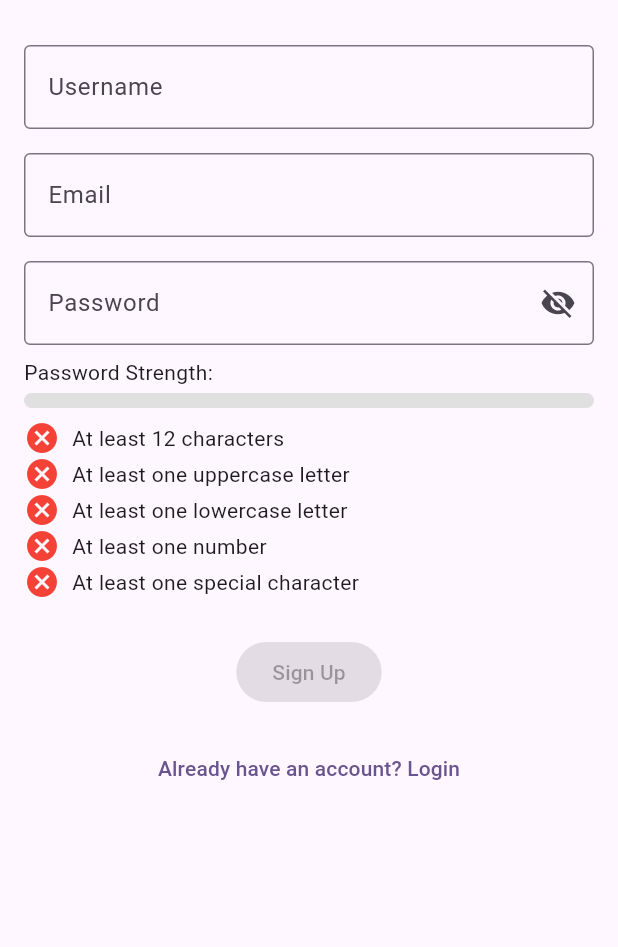
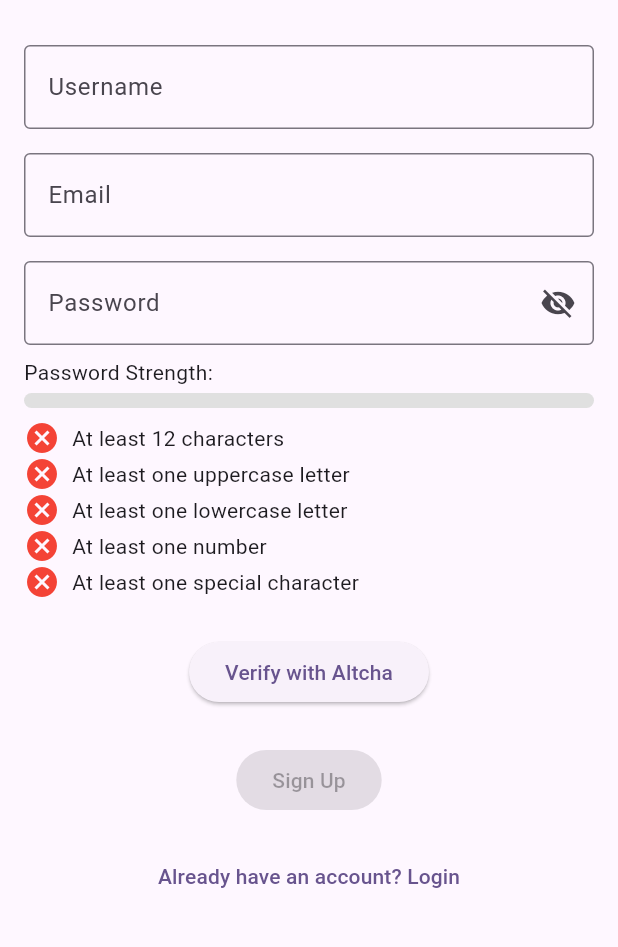
Before and after one commit to trebeljahr/wherearemyfriends.info, a Flutter app: the screen it shows after launch, in the side drawer, after a tap on "Sign Up", on a phone screen of 412 x 824 dp, the part 63-1010 px from its top. Run offline on Flutter 3.47's test engine with Material 3 defaults, Android fonts, the phone set to English and light mode, and no system bars; our stand-ins replace font_awesome_flutter; missing offline and left inert: maplibre_gl.

Commit message:
try adding altcha support to app

```diff
--- a/app/lib/pages/signup.dart
+++ b/app/lib/pages/signup.dart
@@ -1,6 +1,7 @@
 import 'package:flutter/material.dart';
 import 'package:http/http.dart' as http;
 import 'dart:convert';
+import 'package:my_map/widgets/altcha.dart';
 import 'package:my_map/widgets/navbar.dart';
 
 class SignupPage extends StatefulWidget {
@@ -18,8 +19,16 @@ class _SignupPageState extends State<SignupPage> {
   bool _isPasswordVisible = false;
   String _errorMessage = '';
   bool _isPasswordValid = false;
+  String? _challengeResolved;
 
   Future<void> _handleSignup() async {
+    if (_challengeResolved == null) {
+      setState(() {
+        _errorMessage = 'Please complete the verification challenge.';
+      });
+      return;
+    }
+
     final email = _emailController.text;
     final username = _usernameController.text;
     final password = _passwordController.text;
@@ -44,8 +53,12 @@ class _SignupPageState extends State<SignupPage> {
       final response = await http.post(
         url,
         headers: {'Content-Type': 'application/json'},
-        body: json.encode(
-            {'email': email, 'username': username, 'password': password}),
+        body: json.encode({
+          'email': email,
+          'username': username,
+          'password': password,
+          'altchaPayload': _challengeResolved,
+        }),
       );
 
       // Log the response for debugging purposes
@@ -85,6 +98,12 @@ class _SignupPageState extends State<SignupPage> {
   void _updatePasswordValidation(String password) {
     setState(() {
       _isPasswordValid = _validatePassword(password);
+    });
+  }
+
+  void _handleChallengeSolved(String resolvedValue) {
+    setState(() {
+      _challengeResolved = resolvedValue;
     });
   }
 
@@ -149,8 +168,16 @@ class _SignupPageState extends State<SignupPage> {
               const SizedBox(height: 8),
               _buildPasswordCriteria(),
               const SizedBox(height: 24),
+              AltchaWidget(
+                verificationUrl:
+                    'https://wherearemyfriends.info/auth/altcha-challenge',
+                onChallengeSolved: _handleChallengeSolved,
+              ),
+              const SizedBox(height: 24),
               ElevatedButton(
-                onPressed: _isPasswordValid ? _handleSignup : null,
+                onPressed: _isPasswordValid && _challengeResolved != null
+                    ? _handleSignup
+                    : null,
                 child: const Text('Sign Up'),
               ),
               const SizedBox(height: 16),
@@ -249,8 +276,9 @@ class _SignupPageState extends State<SignupPage> {
     if (RegExp(r'[A-Z]').hasMatch(password)) strength++;
     if (RegExp(r'[a-z]').hasMatch(password)) strength++;
     if (RegExp(r'[0-9]').hasMatch(password)) strength++;
-    if (RegExp(r'[!@#\\$&*~]').hasMatch(password)) strength++;
+    if (RegExp(r'[!@#\$&*~]').hasMatch(password)) strength++;
     if (password.length >= 12) strength++;
+
     return strength;
   }
 }
--- /dev/null
+++ b/app/lib/widgets/altcha.dart
@@ -0,0 +1,80 @@
+import 'package:flutter/material.dart';
+import 'package:http/http.dart' as http;
+import 'dart:convert';
+
+class AltchaWidget extends StatefulWidget {
+  final String verificationUrl;
+  final ValueChanged<String> onChallengeSolved;
+
+  const AltchaWidget({
+    Key? key,
+    required this.verificationUrl,
+    required this.onChallengeSolved,
+  }) : super(key: key);
+
+  @override
+  _AltchaWidgetState createState() => _AltchaWidgetState();
+}
+
+class _AltchaWidgetState extends State<AltchaWidget> {
+  bool _isLoading = false;
+  String _errorMessage = '';
+
+  Future<void> _fetchChallenge() async {
+    setState(() {
+      _isLoading = true;
+      _errorMessage = '';
+    });
+
+    try {
+      final response = await http.get(Uri.parse(widget.verificationUrl));
+
+      if (response.statusCode == 200) {
+        final responseData = json.decode(response.body);
+        final challenge = responseData['challenge'];
+        final resolvedValue = _decodeChallenge(challenge);
+        widget.onChallengeSolved(resolvedValue);
+      } else {
+        setState(() {
+          _errorMessage = 'Failed to fetch the challenge. Please try again.';
+        });
+      }
+    } catch (e) {
+      setState(() {
+        _errorMessage = 'An error occurred: \$e';
+      });
+    } finally {
+      setState(() {
+        _isLoading = false;
+      });
+    }
+  }
+
+  String _decodeChallenge(String challenge) {
+    // Placeholder decoding logic - replace with actual decoding logic.
+    return String.fromCharCodes(base64.decode(challenge));
+  }
+
+  @override
+  Widget build(BuildContext context) {
+    return Column(
+      children: [
+        if (_errorMessage.isNotEmpty)
+          Padding(
+            padding: const EdgeInsets.only(bottom: 8.0),
+            child: Text(
+              _errorMessage,
+              style: const TextStyle(color: Colors.red),
+            ),
+          ),
+        if (_isLoading)
+          const CircularProgressIndicator()
+        else
+          ElevatedButton(
+            onPressed: _fetchChallenge,
+            child: const Text('Verify with Altcha'),
+          ),
+      ],
+    );
+  }
+}
```
